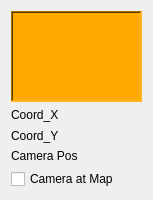
Before: the Qt Designer form src/ui/SlugsVideoCamControl.ui in mavlink/qgroundcontrol, drawn with Qt 5.
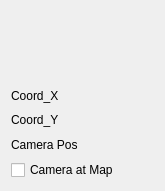
After: the same form once the commit is applied.

The edit to the form file:
```diff
--- a/src/ui/SlugsVideoCamControl.ui
+++ b/src/ui/SlugsVideoCamControl.ui
@@ -6,14 +6,14 @@
    <rect>
     <x>0</x>
     <y>0</y>
-    <width>153</width>
-    <height>200</height>
+    <width>165</width>
+    <height>191</height>
    </rect>
   </property>
   <property name="minimumSize">
    <size>
-    <width>153</width>
-    <height>176</height>
+    <width>0</width>
+    <height>0</height>
    </size>
   </property>
   <property name="mouseTracking">
@@ -27,15 +27,16 @@
     <widget class="QFrame" name="padCamContro_frame">
      <property name="minimumSize">
       <size>
-       <width>131</width>
-       <height>91</height>
+       <width>0</width>
+       <height>0</height>
       </size>
      </property>
      <property name="mouseTracking">
       <bool>true</bool>
      </property>
      <property name="styleSheet">
-      <string notr="true">background-color: rgb(255, 170, 0);</string>
+      <string notr="true">background-color: rgba(255, 170, 0,0%);
+</string>
      </property>
      <property name="frameShape">
       <enum>QFrame::WinPanel</enum>
```
Left out of the diff: 2 changed lines with no effect on the pictures.
